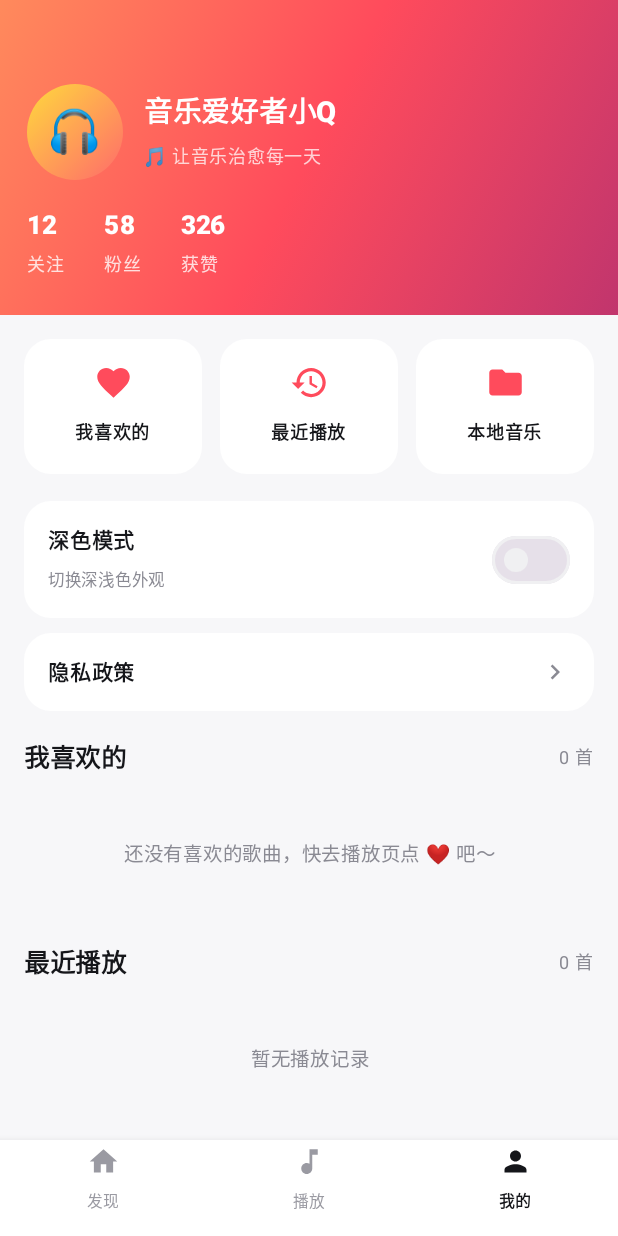
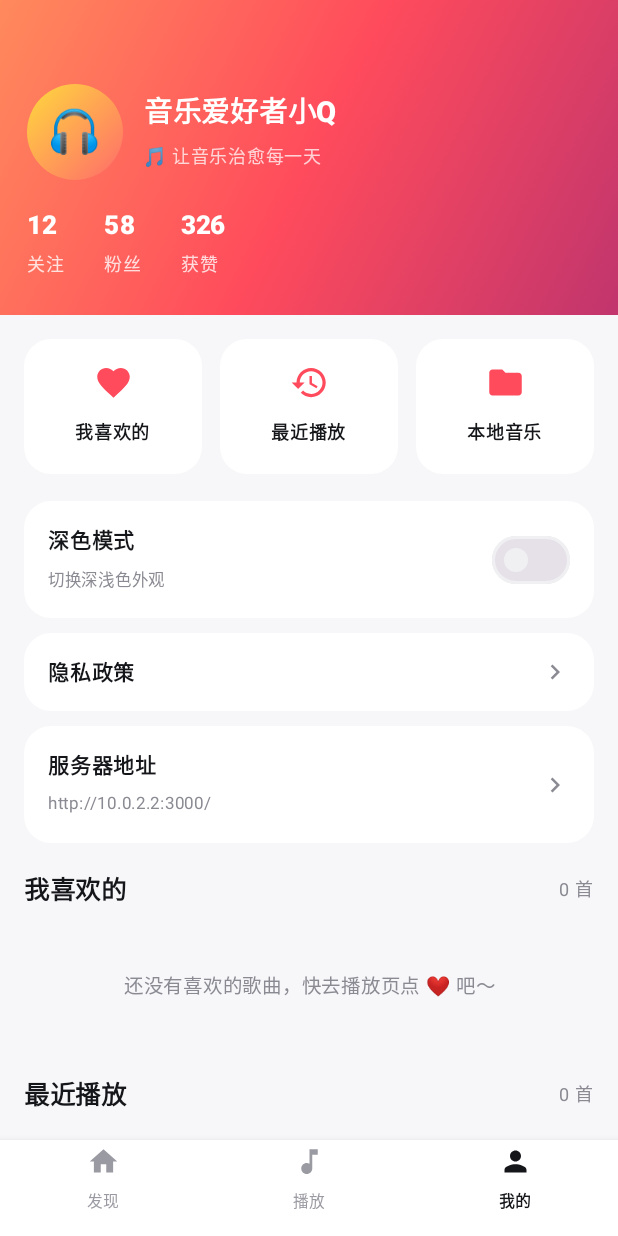
Before and after one commit to hequnsky/qMusic, an Android app built with Jetpack Compose: the composable MainScreen shown on its own in the app's theme, after a tap on "我的", on a phone screen of 412 x 824 dp. Run offline under Robolectric (Android 15) with nearby library versions, the light colour scheme and no system bars; pictures from the network do not load.

Commit message:
fix(android): 底部虚拟导航栏遮挡——全屏页面/底部导航统一 navigationBarsPadding；新增服务器地址设置（真机可切换局域网 IP）

```diff
--- a/android/app/src/main/java/com/qmusic/QMusicApp.kt
+++ b/android/app/src/main/java/com/qmusic/QMusicApp.kt
@@ -3,6 +3,7 @@ package com.qmusic
 import android.app.Application
 import com.qmusic.data.MusicRepository
 import com.qmusic.data.local.AppDatabase
+import com.qmusic.data.local.ServerConfig
 import com.qmusic.data.remote.ApiClient
 import com.qmusic.player.PlayerController
 
@@ -17,6 +18,8 @@ class QMusicApp : Application() {
 
     override fun onCreate() {
         super.onCreate()
+        // 应用用户保存的服务器地址（默认 10.0.2.2:3000，真机可切换局域网 IP）
+        ApiClient.updateBaseUrl(ServerConfig.getBaseUrl(this))
         val database = AppDatabase.get(this)
         repository = MusicRepository(
             api = ApiClient.service,
--- /dev/null
+++ b/android/app/src/main/java/com/qmusic/data/local/ServerConfig.kt
@@ -0,0 +1,27 @@
+package com.qmusic.data.local
+
+import android.content.Context
+import com.qmusic.data.remote.ApiClient
+
+/** 音乐服务地址配置（SharedPreferences 持久化，支持真机切换局域网地址） */
+object ServerConfig {
+    private const val PREFS = "qmusic_server"
+    private const val KEY_BASE_URL = "base_url"
+
+    /** 默认：Android 模拟器访问宿主机 */
+    const val DEFAULT_BASE_URL = "http://10.0.2.2:3000/"
+
+    fun getBaseUrl(context: Context): String =
+        context.getSharedPreferences(PREFS, Context.MODE_PRIVATE)
+            .getString(KEY_BASE_URL, DEFAULT_BASE_URL)
+            ?: DEFAULT_BASE_URL
+
+    fun setBaseUrl(context: Context, url: String) {
+        val normalized = if (url.endsWith("/")) url else "$url/"
+        context.getSharedPreferences(PREFS, Context.MODE_PRIVATE)
+            .edit()
+            .putString(KEY_BASE_URL, normalized)
+            .apply()
+        ApiClient.updateBaseUrl(normalized)
+    }
+}
--- a/android/app/src/main/java/com/qmusic/ui/components/Common.kt
+++ b/android/app/src/main/java/com/qmusic/ui/components/Common.kt
@@ -12,6 +12,7 @@ import androidx.compose.foundation.layout.RowScope
 import androidx.compose.foundation.layout.Spacer
 import androidx.compose.foundation.layout.fillMaxWidth
 import androidx.compose.foundation.layout.height
+import androidx.compose.foundation.layout.navigationBarsPadding
 import androidx.compose.foundation.layout.padding
 import androidx.compose.foundation.layout.size
 import androidx.compose.foundation.layout.width
@@ -273,7 +274,11 @@ fun QMusicBottomBar(
     onPlayTab: () -> Unit,
 ) {
     val colors = LocalQMusicColors.current
-    Surface(color = colors.bottomBar, shadowElevation = 8.dp) {
+    Surface(
+        modifier = Modifier.navigationBarsPadding(),
+        color = colors.bottomBar,
+        shadowElevation = 8.dp,
+    ) {
         Row(
             Modifier.fillMaxWidth().height(64.dp).padding(bottom = 8.dp),
         ) {
--- a/android/app/src/main/java/com/qmusic/ui/mine/MineScreen.kt
+++ b/android/app/src/main/java/com/qmusic/ui/mine/MineScreen.kt
@@ -25,9 +25,12 @@ import androidx.compose.material.icons.filled.Favorite
 import androidx.compose.material.icons.filled.Folder
 import androidx.compose.material.icons.filled.History
 import androidx.compose.material.icons.filled.KeyboardArrowRight
+import androidx.compose.material3.AlertDialog
 import androidx.compose.material3.Icon
+import androidx.compose.material3.OutlinedTextField
 import androidx.compose.material3.Switch
 import androidx.compose.material3.Text
+import androidx.compose.material3.TextButton
 import androidx.compose.runtime.Composable
 import androidx.compose.runtime.collectAsState
 import androidx.compose.runtime.getValue
@@ -51,6 +54,7 @@ import androidx.lifecycle.viewmodel.initializer
 import androidx.lifecycle.viewmodel.viewModelFactory
 import com.qmusic.R
 import com.qmusic.data.MusicRepository
+import com.qmusic.data.local.ServerConfig
 import com.qmusic.data.local.entity.Favorite
 import com.qmusic.data.local.entity.History
 import com.qmusic.data.model.Album
@@ -83,6 +87,7 @@ fun MineScreen(
     val favorites by viewModel.favorites.collectAsState()
     val history by viewModel.history.collectAsState()
     var showPrivacy by remember { mutableStateOf(false) }
+    var showServerDialog by remember { mutableStateOf(false) }
     val listState = rememberLazyListState()
     val scope = rememberCoroutineScope()
     val context = LocalContext.current
@@ -180,6 +185,44 @@ fun MineScreen(
             }
         }
 
+        // 服务器地址（真机切换电脑局域网 IP 时使用）
+        item {
+            Row(
+                modifier = Modifier
+                    .fillMaxWidth()
+                    .padding(horizontal = 16.dp)
+                    .padding(top = 10.dp)
+                    .clip(RoundedCornerShape(18.dp))
+                    .background(colors.card)
+                    .clickable { showServerDialog = true }
+                    .padding(horizontal = 16.dp, vertical = 14.dp),
+                verticalAlignment = Alignment.CenterVertically,
+            ) {
+                Column(Modifier.weight(1f)) {
+                    Text(
+                        stringResource(R.string.server_address),
+                        fontSize = 14.sp,
+                        fontWeight = FontWeight.SemiBold,
+                        color = colors.textPrimary,
+                    )
+                    Spacer(Modifier.height(2.dp))
+                    Text(
+                        ServerConfig.getBaseUrl(context),
+                        fontSize = 11.sp,
+                        color = colors.textSecondary,
+                        maxLines = 1,
+                        overflow = TextOverflow.Ellipsis,
+                    )
+                }
+                Icon(
+                    Icons.Filled.KeyboardArrowRight,
+                    contentDescription = null,
+                    tint = colors.textSecondary,
+                    modifier = Modifier.size(20.dp),
+                )
+            }
+        }
+
         item { SectionTitle(title = stringResource(R.string.liked_songs), more = "${favorites.size} ${stringResource(R.string.songs)}") }
         if (favorites.isEmpty()) {
             item { EmptyText(stringResource(R.string.empty_favorite)) }
@@ -204,6 +247,46 @@ fun MineScreen(
         PrivacyDialog(
             onAgree = { showPrivacy = false },
             requireChoice = false,
+        )
+    }
+
+    // 服务器地址设置
+    if (showServerDialog) {
+        var url by remember { mutableStateOf(ServerConfig.getBaseUrl(context)) }
+        AlertDialog(
+            onDismissRequest = { showServerDialog = false },
+            containerColor = Color(0xFF1B1B1F),
+            title = { Text(stringResource(R.string.server_address), fontSize = 16.sp, fontWeight = FontWeight.Bold, color = Color.White) },
+            text = {
+                Column {
+                    Text(
+                        stringResource(R.string.server_address_hint),
+                        fontSize = 12.sp,
+                        color = Color.White.copy(alpha = 0.6f),
+                    )
+                    Spacer(Modifier.height(8.dp))
+                    OutlinedTextField(
+                        value = url,
+                        onValueChange = { url = it },
+                        singleLine = true,
+                        textStyle = androidx.compose.ui.text.TextStyle(fontSize = 13.sp, color = Color.White),
+                        modifier = Modifier.fillMaxWidth(),
+                    )
+                }
+            },
+            confirmButton = {
+                TextButton(onClick = {
+                    ServerConfig.setBaseUrl(context, url)
+                    showServerDialog = false
+                }) {
+                    Text(stringResource(R.string.save), color = GradientStart)
+                }
+            },
+            dismissButton = {
+                TextButton(onClick = { showServerDialog = false }) {
+                    Text(stringResource(R.string.cancel), color = Color.White.copy(alpha = 0.6f))
+                }
+            },
         )
     }
     }
--- a/android/app/src/main/java/com/qmusic/ui/player/PlayerScreen.kt
+++ b/android/app/src/main/java/com/qmusic/ui/player/PlayerScreen.kt
@@ -16,6 +16,7 @@ import androidx.compose.foundation.layout.fillMaxHeight
 import androidx.compose.foundation.layout.fillMaxSize
 import androidx.compose.foundation.layout.fillMaxWidth
 import androidx.compose.foundation.layout.height
+import androidx.compose.foundation.layout.navigationBarsPadding
 import androidx.compose.foundation.layout.padding
 import androidx.compose.foundation.layout.size
 import androidx.compose.foundation.layout.width
@@ -119,7 +120,7 @@ fun PlayerScreen(
         return
     }
 
-    Box(modifier = Modifier.fillMaxSize().background(Dark)) {
+    Box(modifier = Modifier.fillMaxSize().background(Dark).navigationBarsPadding()) {
         // 背景渐变
         Box(
             Modifier.fillMaxSize().background(
--- a/android/app/src/main/java/com/qmusic/ui/playlist/HotPlaylistScreen.kt
+++ b/android/app/src/main/java/com/qmusic/ui/playlist/HotPlaylistScreen.kt
@@ -11,6 +11,7 @@ import androidx.compose.foundation.layout.Spacer
 import androidx.compose.foundation.layout.fillMaxSize
 import androidx.compose.foundation.layout.fillMaxWidth
 import androidx.compose.foundation.layout.height
+import androidx.compose.foundation.layout.navigationBarsPadding
 import androidx.compose.foundation.layout.padding
 import androidx.compose.foundation.layout.size
 import androidx.compose.foundation.layout.width
@@ -70,7 +71,7 @@ fun HotPlaylistScreen(
         }
     }
 
-    Column(Modifier.fillMaxSize().background(colors.background)) {
+    Column(Modifier.fillMaxSize().background(colors.background).navigationBarsPadding()) {
         // 顶部栏
         Row(
             modifier = Modifier.fillMaxWidth().padding(top = 40.dp, start = 8.dp, end = 16.dp, bottom = 8.dp),
--- a/android/app/src/main/java/com/qmusic/ui/playlist/LocalMusicScreen.kt
+++ b/android/app/src/main/java/com/qmusic/ui/playlist/LocalMusicScreen.kt
@@ -17,6 +17,7 @@ import androidx.compose.foundation.layout.Spacer
 import androidx.compose.foundation.layout.fillMaxSize
 import androidx.compose.foundation.layout.fillMaxWidth
 import androidx.compose.foundation.layout.height
+import androidx.compose.foundation.layout.navigationBarsPadding
 import androidx.compose.foundation.layout.padding
 import androidx.compose.foundation.layout.size
 import androidx.compose.foundation.lazy.LazyColumn
@@ -82,7 +83,7 @@ fun LocalMusicScreen(
         }
     }
 
-    Column(Modifier.fillMaxSize().background(colors.background)) {
+    Column(Modifier.fillMaxSize().background(colors.background).navigationBarsPadding()) {
         // 顶部栏
         Row(
             modifier = Modifier.fillMaxWidth().padding(top = 40.dp, start = 8.dp, end = 16.dp, bottom = 8.dp),
--- a/android/app/src/main/java/com/qmusic/ui/playlist/PlaylistDetailScreen.kt
+++ b/android/app/src/main/java/com/qmusic/ui/playlist/PlaylistDetailScreen.kt
@@ -11,6 +11,7 @@ import androidx.compose.foundation.layout.Spacer
 import androidx.compose.foundation.layout.fillMaxSize
 import androidx.compose.foundation.layout.fillMaxWidth
 import androidx.compose.foundation.layout.height
+import androidx.compose.foundation.layout.navigationBarsPadding
 import androidx.compose.foundation.layout.padding
 import androidx.compose.foundation.layout.size
 import androidx.compose.foundation.layout.width
@@ -75,7 +76,7 @@ fun PlaylistDetailScreen(
     val state by viewModel.uiState.collectAsState()
     val colors = LocalQMusicColors.current
 
-    Box(Modifier.fillMaxSize().background(colors.background)) {
+    Box(Modifier.fillMaxSize().background(colors.background).navigationBarsPadding()) {
         when {
             state.detail == null && state.loading -> {
                 Box(Modifier.fillMaxSize(), contentAlignment = Alignment.Center) {
--- a/android/app/src/main/res/values/strings.xml
+++ b/android/app/src/main/res/values/strings.xml
@@ -81,4 +81,10 @@
     <string name="permission_denied">未授予权限，无法扫描本地音乐</string>
     <string name="no_local_music">未找到本地音乐文件</string>
     <string name="scanning_local">正在扫描本地音乐…</string>
+
+    <!-- 服务器设置 -->
+    <string name="server_address">服务器地址</string>
+    <string name="server_address_hint">真机请填写电脑局域网 IP，例如 http://192.168.1.100:3000/</string>
+    <string name="save">保存</string>
+    <string name="cancel">取消</string>
 </resources>
```
Also changed, not shown: android/app/src/main/java/com/qmusic/data/remote/ApiClient.kt (+28 -10 lines), 1 other file.
